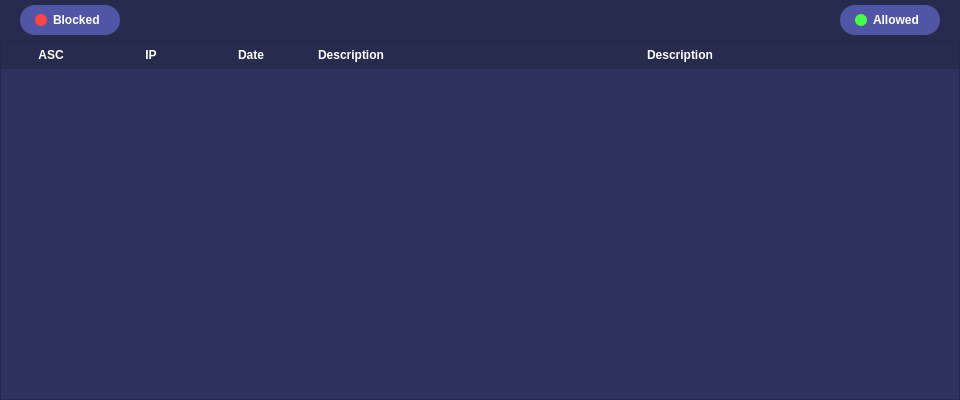
TF-LAVENDER/Lavender, file page3/page3.ui: the form before one commit.
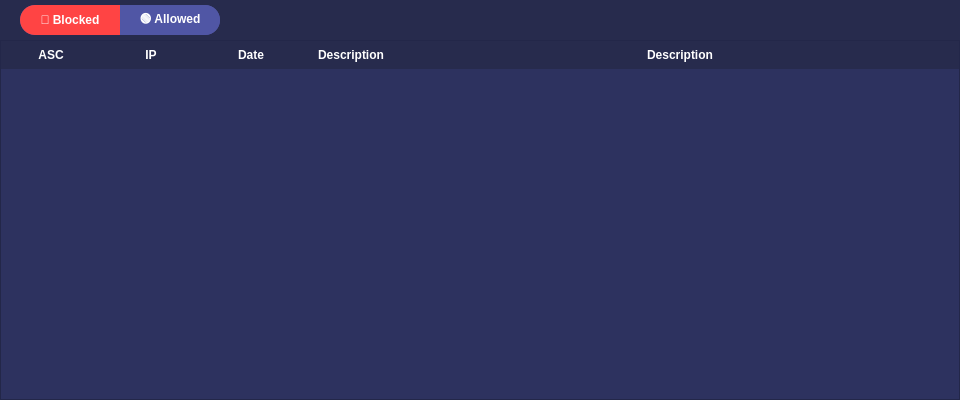
The form after the commit.

Commit message: fix: Blocked/AllowedButton

```diff
--- a/page3/page3.ui
+++ b/page3/page3.ui
@@ -66,65 +66,122 @@
        <widget class="QWidget" name="blockedWidget" native="true">
         <property name="minimumSize">
          <size>
-          <width>100</width>
+          <width>200</width>
           <height>30</height>
          </size>
         </property>
         <property name="maximumSize">
          <size>
-          <width>100</width>
+          <width>200</width>
           <height>30</height>
          </size>
         </property>
         <property name="styleSheet">
          <string notr="true">background-color: #5056A5;
-border-radius: 15px;
-color: white;
-font-weight: bold;</string>
+border-radius: 15px;</string>
         </property>
-        <layout class="QHBoxLayout" name="blockedLayout">
+        <layout class="QHBoxLayout" name="toggleLayout">
+         <property name="spacing">
+          <number>0</number>
+         </property>
          <property name="leftMargin">
-          <number>15</number>
+          <number>0</number>
          </property>
          <property name="topMargin">
           <number>0</number>
          </property>
          <property name="rightMargin">
-          <number>15</number>
+          <number>0</number>
          </property>
          <property name="bottomMargin">
           <number>0</number>
          </property>
          <item>
-          <widget class="QLabel" name="redIndicator">
+          <widget class="QPushButton" name="blockedButton">
            <property name="minimumSize">
             <size>
-             <width>12</width>
-             <height>12</height>
+             <width>100</width>
+             <height>30</height>
             </size>
            </property>
            <property name="maximumSize">
             <size>
-             <width>12</width>
-             <height>12</height>
+             <width>100</width>
+             <height>30</height>
             </size>
            </property>
            <property name="styleSheet">
-            <string notr="true">background-color: #ff4444;
-border-radius: 6px;</string>
+            <string notr="true">QPushButton {
+    background-color: #ff4444;
+    border-top-left-radius: 15px;
+    border-bottom-left-radius: 15px;
+    border-top-right-radius: 0px;
+    border-bottom-right-radius: 0px;
+    color: white;
+    font-weight: bold;
+    border: none;
+}
+QPushButton:hover {
+    background-color: #ff6666;
+}
+QPushButton:pressed {
+    background-color: #cc3333;
+}</string>
            </property>
            <property name="text">
-            <string/>
+            <string>🔴 Blocked</string>
+           </property>
+           <property name="checkable">
+            <bool>true</bool>
+           </property>
+           <property name="checked">
+            <bool>true</bool>
            </property>
           </widget>
          </item>
          <item>
-          <widget class="QLabel" name="blockedLabel">
+          <widget class="QPushButton" name="allowedButton">
+           <property name="minimumSize">
+            <size>
+             <width>100</width>
+             <height>30</height>
+            </size>
+           </property>
+           <property name="maximumSize">
+            <size>
+             <width>100</width>
+             <height>30</height>
+            </size>
+           </property>
            <property name="styleSheet">
-            <string notr="true">color: white; font-weight: bold;</string>
+            <string notr="true">QPushButton {
+    background-color: #5056A5;
+    border-top-left-radius: 0px;
+    border-bottom-left-radius: 0px;
+    border-top-right-radius: 15px;
+    border-bottom-right-radius: 15px;
+    color: white;
+    font-weight: bold;
+    border: none;
+}
+QPushButton:hover {
+    background-color: #6066B5;
+}
+QPushButton:pressed {
+    background-color: #4046A5;
+}
+QPushButton:checked {
+    background-color: #44ff44;
+}</string>
            </property>
            <property name="text">
-            <string>Blocked</string>
+            <string>🟢 Allowed</string>
+           </property>
+           <property name="checkable">
+            <bool>true</bool>
+           </property>
+           <property name="checked">
+            <bool>false</bool>
            </property>
           </widget>
          </item>
@@ -144,75 +201,6 @@
         </property>
        </spacer>
       </item>
-      <item>
-       <widget class="QWidget" name="allowedWidget" native="true">
-        <property name="minimumSize">
-         <size>
-          <width>100</width>
-          <height>30</height>
-         </size>
-        </property>
-        <property name="maximumSize">
-         <size>
-          <width>100</width>
-          <height>30</height>
-         </size>
-        </property>
-        <property name="styleSheet">
-         <string notr="true">background-color: #5056A5;
-border-radius: 15px;
-color: white;
-font-weight: bold;</string>
-        </property>
-        <layout class="QHBoxLayout" name="allowedLayout">
-         <property name="leftMargin">
-          <number>15</number>
-         </property>
-         <property name="topMargin">
-          <number>0</number>
-         </property>
-         <property name="rightMargin">
-          <number>15</number>
-         </property>
-         <property name="bottomMargin">
-          <number>0</number>
-         </property>
-         <item>
-          <widget class="QLabel" name="greenIndicator">
-           <property name="minimumSize">
-            <size>
-             <width>12</width>
-             <height>12</height>
-            </size>
-           </property>
-           <property name="maximumSize">
-            <size>
-             <width>12</width>
-             <height>12</height>
-            </size>
-           </property>
-           <property name="styleSheet">
-            <string notr="true">background-color: #44ff44;
-border-radius: 6px;</string>
-           </property>
-           <property name="text">
-            <string/>
-           </property>
-          </widget>
-         </item>
-         <item>
-          <widget class="QLabel" name="allowedLabel">
-           <property name="styleSheet">
-            <string notr="true">color: white; font-weight: bold;</string>
-           </property>
-           <property name="text">
-            <string>Allowed</string>
-           </property>
-          </widget>
-         </item>
-        </layout>
-       </widget>
-      </item>
      </layout>
     </widget>
    </item>
```
Left out of the diff: 2 changed lines with no effect on the pictures. The commit also changes 10 other files.
